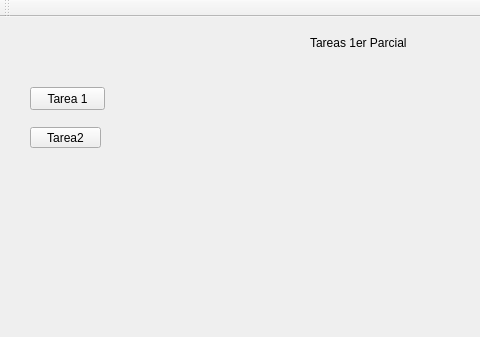
Old version of the form Tarea1/mainwindow.ui in the repository JosueReus/Tarea1Orga; both pictures show x 0 to 480 and y 0 to 337 of the 734 by 452 pixel window.
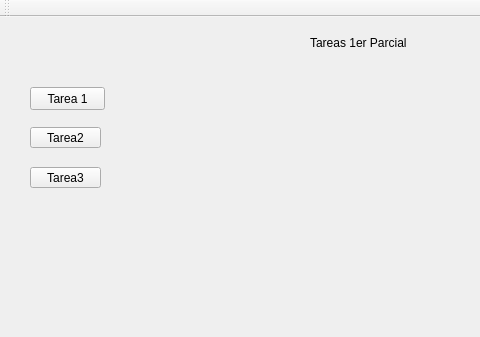
New version of the form.

```diff
--- a/Tarea1/mainwindow.ui
+++ b/Tarea1/mainwindow.ui
@@ -53,6 +53,19 @@
      <string>Tarea2</string>
     </property>
    </widget>
+   <widget class="QPushButton" name="pushButton_3">
+    <property name="geometry">
+     <rect>
+      <x>30</x>
+      <y>150</y>
+      <width>71</width>
+      <height>21</height>
+     </rect>
+    </property>
+    <property name="text">
+     <string>Tarea3</string>
+    </property>
+   </widget>
   </widget>
   <widget class="QMenuBar" name="menuBar">
    <property name="geometry">
```
